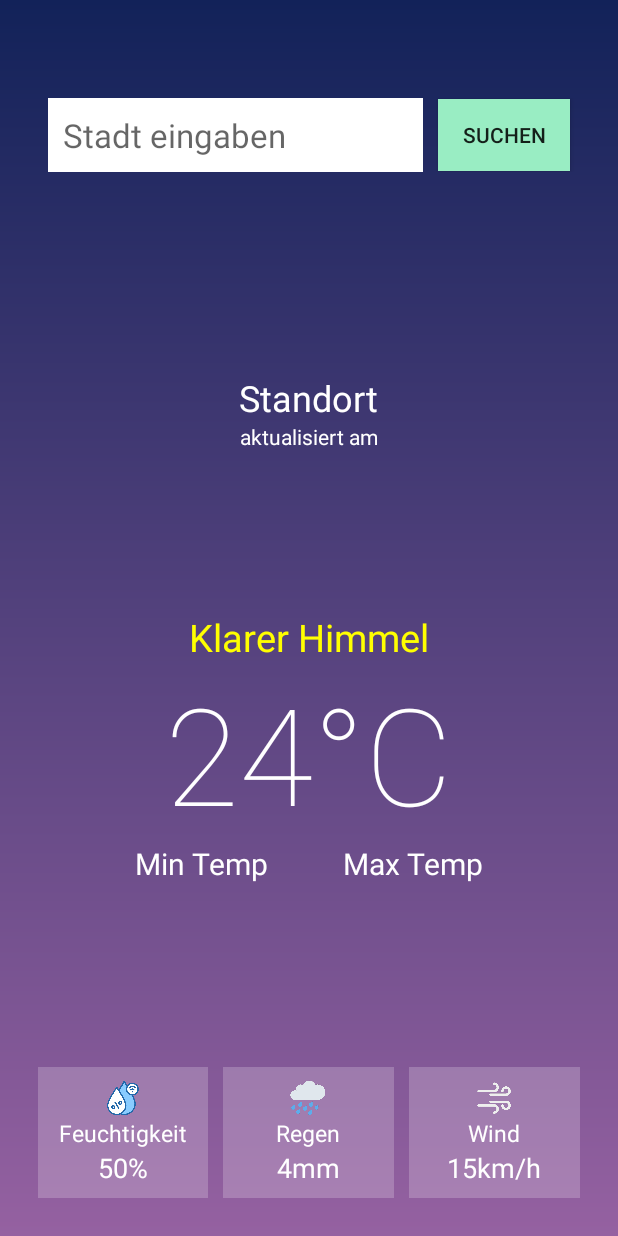
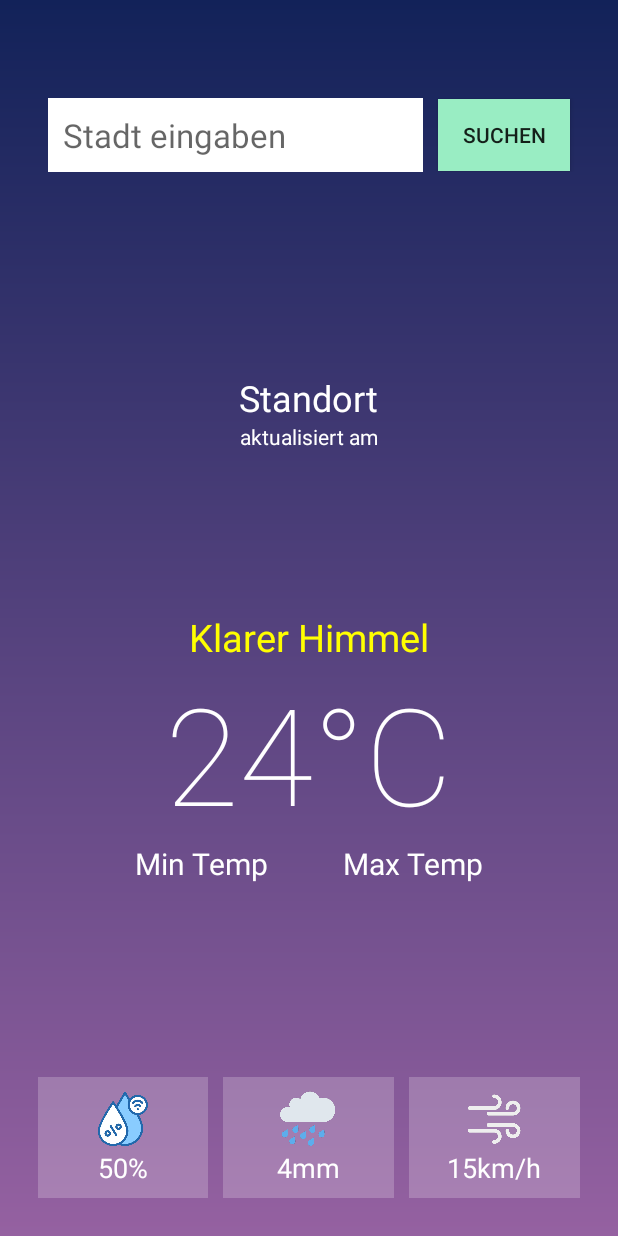
Before and after one commit to youbali/WetterApp, an Android app built with Jetpack Compose: the layout activity_main.xml on its own in the app's theme, with its tools: preview values and no code run, on a phone screen of 412 x 824 dp. Run offline under Robolectric (Android 15) with nearby library versions, the phone set to English and light mode, and no system bars.

Commit message:
chage imageView size

```diff
--- a/app/src/main/res/layout/activity_main.xml
+++ b/app/src/main/res/layout/activity_main.xml
@@ -171,8 +171,8 @@
                     android:padding="8dp">
 
                     <ImageView
-                        android:layout_width="25dp"
-                        android:layout_height="25dp"
+                        android:layout_width="40dp"
+                        android:layout_height="40dp"
                         android:src="@drawable/feuchtigkeit">
 
                     </ImageView>
@@ -183,14 +183,6 @@
 
                     </Space>
 
-                    <TextView
-                        android:layout_width="wrap_content"
-                        android:layout_height="wrap_content"
-                        android:text="Feuchtigkeit"
-                        android:textColor="#fff"
-                        android:textSize="15sp">
-
-                    </TextView>
 
                     <TextView
                         android:id="@+id/feucht"
@@ -220,8 +212,8 @@
                     android:padding="8dp">
 
                     <ImageView
-                        android:layout_width="25dp"
-                        android:layout_height="25dp"
+                        android:layout_width="40dp"
+                        android:layout_height="40dp"
                         android:src="@drawable/regen">
 
                     </ImageView>
@@ -232,14 +224,6 @@
 
                     </Space>
 
-                    <TextView
-                        android:layout_width="wrap_content"
-                        android:layout_height="wrap_content"
-                        android:text="Regen"
-                        android:textColor="#fff"
-                        android:textSize="15sp">
-
-                    </TextView>
 
                     <TextView
                         android:id="@+id/regen"
@@ -269,8 +253,8 @@
                     android:padding="8dp">
 
                     <ImageView
-                        android:layout_width="25dp"
-                        android:layout_height="25dp"
+                        android:layout_width="40dp"
+                        android:layout_height="40dp"
                         android:src="@drawable/wind"
                         app:tint="#fff">
 
@@ -282,14 +266,6 @@
 
                     </Space>
 
-                    <TextView
-                        android:layout_width="wrap_content"
-                        android:layout_height="wrap_content"
-                        android:text="Wind"
-                        android:textColor="#fff"
-                        android:textSize="15sp">
-
-                    </TextView>
 
                     <TextView
                         android:id="@+id/wind"
```
